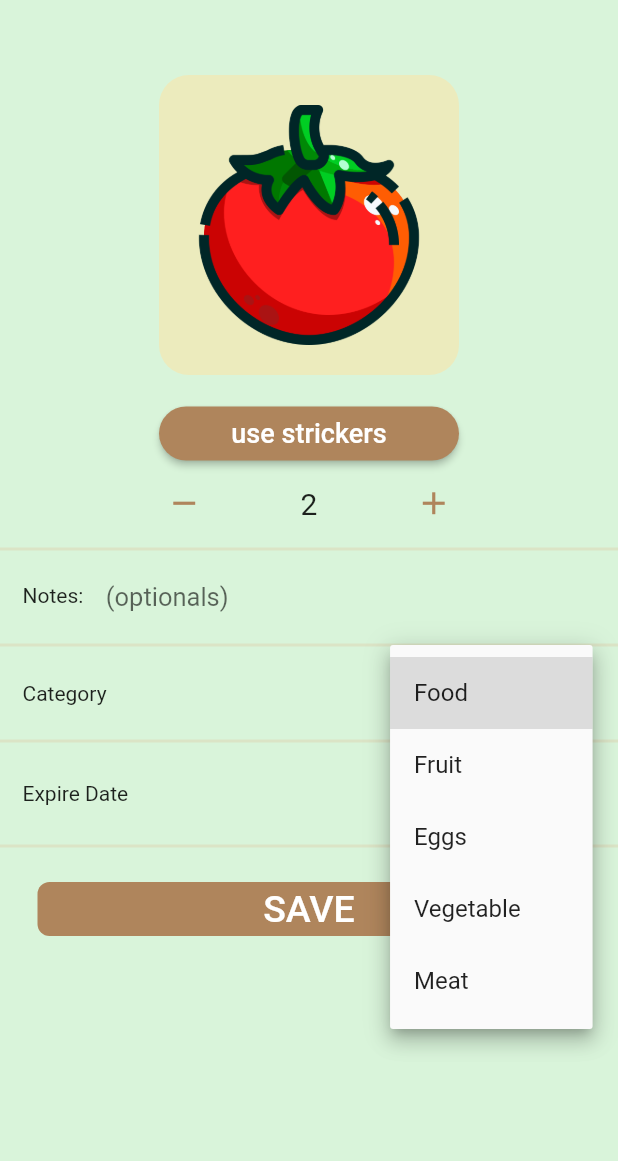
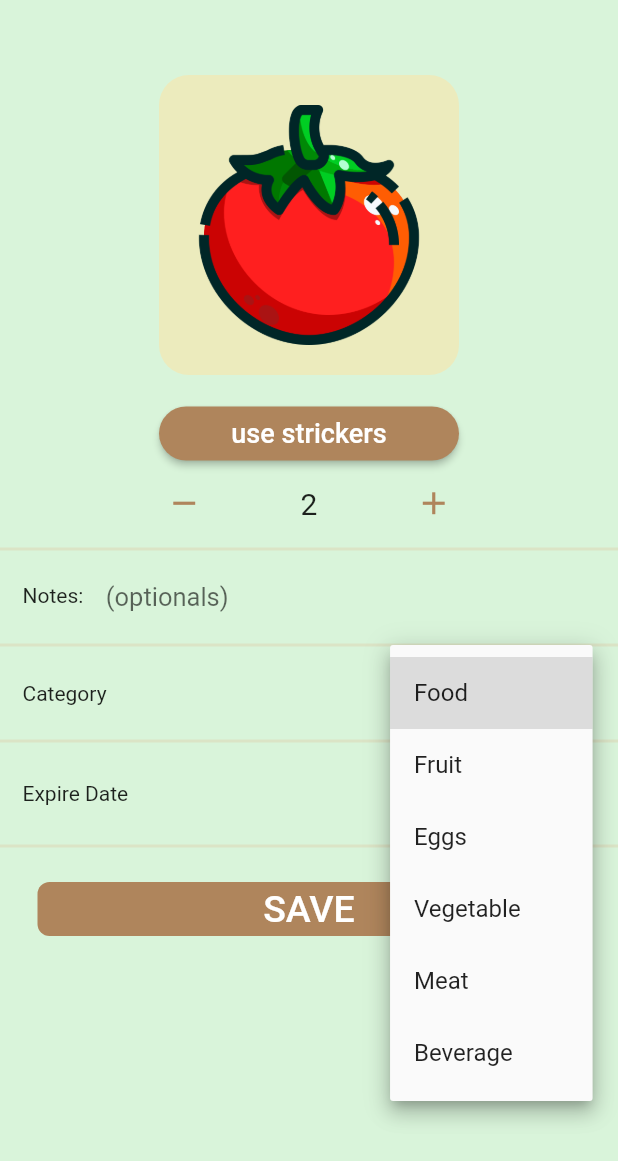
Before and after one commit to ongdulyawat/expire-things, a Flutter app: the AddProductScreen screen opened directly, after a tap on the "add" icon, after a tap on "Food", on a phone screen of 412 x 824 dp. Shown: the top 1161 px of the screen. Run offline on Flutter 3.47's test engine with Material 2 defaults, Android fonts, the phone set to English and light mode, and no system bars; our stand-ins replace curved_navigation_bar, flutter_slidable, get, hive, hive_flutter, image_picker and 1 more; accounts and stored records are empty.

Commit message:
[fixed]: add beverage catalog

```diff
--- a/lib/screens/add_product/widgets/add_product_body.dart
+++ b/lib/screens/add_product/widgets/add_product_body.dart
@@ -24,6 +24,7 @@ class _AddProductBodyState extends State<AddProductBody> {
     "Eggs",
     "Vegetable",
     "Meat",
+    "Beverage",
   ];
   DateTime start_date = DateTime.now();
   final TextEditingController _noteController = TextEditingController();
@@ -38,7 +39,7 @@ class _AddProductBodyState extends State<AddProductBody> {
           const Divider(color: Styles.divider, thickness: 2),
           TextField(
             maxLines: 1,
-            style: TextStyle(fontSize: 17),
+            style: const TextStyle(fontSize: 17),
             textAlignVertical: TextAlignVertical.center,
             controller: _noteController,
             onChanged: (value) {
@@ -46,10 +47,10 @@ class _AddProductBodyState extends State<AddProductBody> {
                 noteInput = _noteController.text;
               });
             },
-            decoration: InputDecoration(
+            decoration: const InputDecoration(
               filled: true,
               prefixIcon: Padding(
-                padding: const EdgeInsets.only(left: 15.0, right: 15, top: 15),
+                padding: EdgeInsets.only(left: 15.0, right: 15, top: 15),
                 child: Text("Notes:"),
               ),
               border: OutlineInputBorder(
@@ -140,7 +141,7 @@ class _AddProductBodyState extends State<AddProductBody> {
             ),
           ),
           const Divider(color: Styles.divider, thickness: 2),
-          SizedBox(height: 10),
+          const SizedBox(height: 10),
           AddProductFooter(
               filePath: widget.filePath,
               value: widget.value,
```
